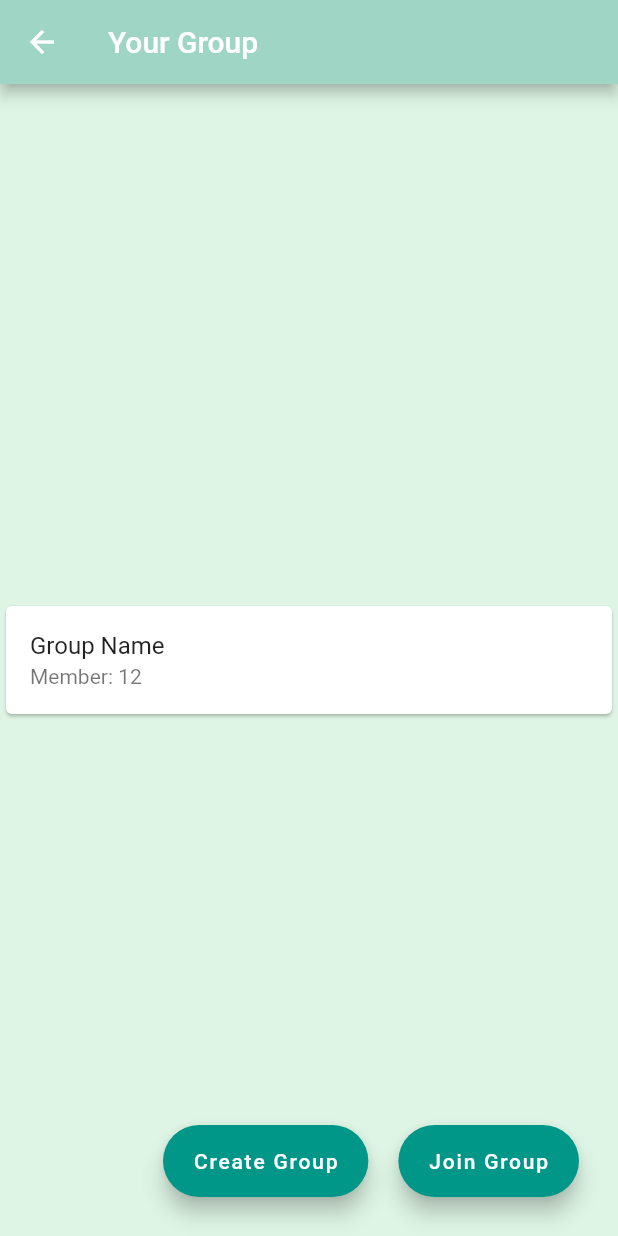
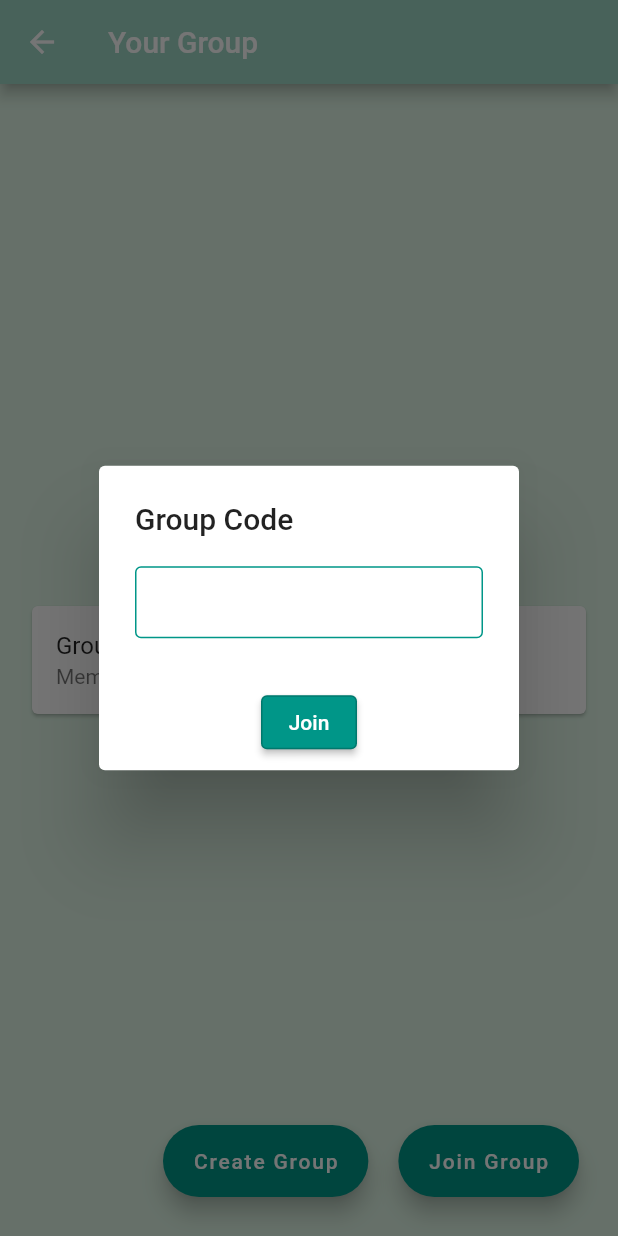
Before and after one commit to ikhsan34/buruan, a Flutter app: the Group screen opened by its route, after a tap on "Join Group", on a phone screen of 412 x 824 dp. Run offline on Flutter 3.47's test engine with Material 2 defaults, Android fonts, the phone set to English and light mode, and no system bars.

Commit message:
add row group

```diff
--- a/lib/group.dart
+++ b/lib/group.dart
@@ -1,4 +1,5 @@
 import 'package:flutter/material.dart';
+import 'package:buruan/groupDetail.dart';
 
 class Group extends StatefulWidget {
   static String tag = 'Group-page';
@@ -13,21 +14,25 @@ class _GroupState extends State<Group> {
   Widget build(BuildContext context) {
     final GroupCard = Padding(
       padding: const EdgeInsets.symmetric(vertical: 0),
+      child: SizedBox(
+        width: 180,
+        height: 80,
         child: Card(
           child: InkWell(
             splashColor: Colors.blue.withAlpha(30),
             onTap: () {
-            // Navigator.of(context).pushNamed(ReminderDetail.tag);
+              Navigator.of(context).pushNamed(GroupDetail.tag);
             },
             child: Column(
               mainAxisSize: MainAxisSize.min,
-            children: <Widget>[
-              const ListTile(
+              children: const <Widget>[
+                ListTile(
                   // leading: Icon(Icons.album),
                   title: Text('Group Name'),
                   subtitle: Text('Member: 12'),
                 )
               ],
+            ),
           ),
         ),
       ),
@@ -45,24 +50,65 @@ class _GroupState extends State<Group> {
           Container(
             margin: EdgeInsets.all(10),
             child: FloatingActionButton.extended(
+              heroTag: "btn 1",
               backgroundColor: Color(0xFF009688),
               onPressed: () {},
               label: const Text('Create Group'),
             ),
           ), //button first
 
+// Join Group Button
           Container(
-            margin: EdgeInsets.all(10),
+            margin: const EdgeInsets.all(10),
             child: FloatingActionButton.extended(
-              onPressed: () {},
-              backgroundColor: Color(0xFF009688),
+              heroTag: "btn 2",
+              onPressed: () => showDialog<String>(
+                  context: context,
+                  builder: (BuildContext context) => AlertDialog(
+                        title: const Text("Group Code"),
+                        content: TextFormField(
+                            keyboardType: TextInputType.text,
+                            autofocus: false,
+                            decoration: InputDecoration(
+                              filled: true,
+                              fillColor: Colors.white,
+                              contentPadding: const EdgeInsets.fromLTRB(
+                                  20.0, 10.0, 20.0, 10.0),
+                              border: OutlineInputBorder(
+                                  borderRadius: BorderRadius.circular(20)),
+                              enabledBorder: const OutlineInputBorder(
+                                  borderSide:
+                                      BorderSide(color: Color(0xFF009688))),
+                            )),
+                        actions: <Widget>[
+                          Center(
+                              child: ElevatedButton(
+                            style: ElevatedButton.styleFrom(
+                                side: BorderSide(
+                                  color: Colors.black.withOpacity(0.2),
+                                ),
+                                backgroundColor: const Color(0xFF009688)),
+                            child: const Text("Join"),
+                            onPressed: () {
+                              Navigator.of(context).pop();
+                            },
+                          ))
+                        ],
+                      )),
+              backgroundColor: const Color(0xFF009688),
               label: const Text('Join Group'),
             ),
           ), // button second
         ],
       ),
       body: Center(
-        child: GroupCard,
+        child: Row(
+          mainAxisAlignment: MainAxisAlignment.spaceEvenly,
+          children: [
+            GroupCard,
+            GroupCard,
+          ],
+        ),
       ),
     );
   }
```
Lines whose indentation alone changed are shown as unchanged.
